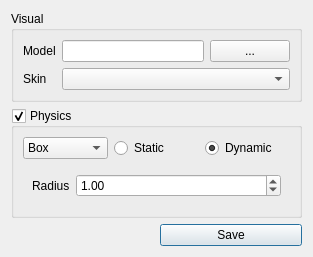
The window that src/wte/ui/ModelledActorDialog.ui (spiricn/Wt) describes before a commit, drawn with Qt 5.
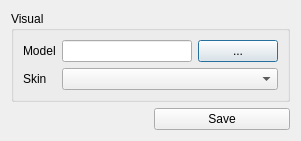
The same window after the commit. Custom widgets are drawn as their Qt base class.

Commit message: Collider actor implemented; proper region serialization added; physics desc dialog implemented & separated from modelled actor creation

Patch:
```diff
--- a/src/wte/ui/ModelledActorDialog.ui
+++ b/src/wte/ui/ModelledActorDialog.ui
@@ -6,21 +6,14 @@
    <rect>
     <x>0</x>
     <y>0</y>
-    <width>313</width>
-    <height>251</height>
+    <width>301</width>
+    <height>129</height>
    </rect>
   </property>
   <property name="windowTitle">
    <string>Dialog</string>
   </property>
   <layout class="QGridLayout" name="gridLayout_2">
-   <item row="3" column="1">
-    <widget class="QPushButton" name="pushButton">
-     <property name="text">
-      <string>Save</string>
-     </property>
-    </widget>
-   </item>
    <item row="0" column="0" colspan="2">
     <widget class="QGroupBox" name="groupBox_2">
      <property name="title">
@@ -57,125 +50,15 @@
      </layout>
     </widget>
    </item>
-   <item row="1" column="0" colspan="2">
-    <widget class="QGroupBox" name="physicsGroup">
-     <property name="title">
-      <string>Physics</string>
+   <item row="2" column="1">
+    <widget class="QPushButton" name="pushButton">
+     <property name="text">
+      <string>Save</string>
      </property>
-     <property name="checkable">
-      <bool>true</bool>
-     </property>
-     <layout class="QGridLayout" name="gridLayout_3">
-      <item row="0" column="2">
-       <widget class="QRadioButton" name="isStatic">
-        <property name="text">
-         <string>Static</string>
-        </property>
-        <property name="checked">
-         <bool>false</bool>
-        </property>
-       </widget>
-      </item>
-      <item row="0" column="1">
-       <widget class="QComboBox" name="geometry">
-        <item>
-         <property name="text">
-          <string>Box</string>
-         </property>
-        </item>
-        <item>
-         <property name="text">
-          <string>Sphere</string>
-         </property>
-        </item>
-        <item>
-         <property name="text">
-          <string>Mesh</string>
-         </property>
-        </item>
-       </widget>
-      </item>
-      <item row="0" column="3">
-       <widget class="QRadioButton" name="isDynamic">
-        <property name="text">
-         <string>Dynamic</string>
-        </property>
-        <property name="checked">
-         <bool>true</bool>
-        </property>
-       </widget>
-      </item>
-      <item row="1" column="1" colspan="3">
-       <widget class="QStackedWidget" name="stackedWidget">
-        <property name="currentIndex">
-         <number>1</number>
-        </property>
-        <widget class="QWidget" name="box">
-         <layout class="QHBoxLayout" name="horizontalLayout_2">
-          <item>
-           <widget class="QLabel" name="label_3">
-            <property name="text">
-             <string>Extents</string>
-            </property>
-           </widget>
-          </item>
-          <item>
-           <widget class="VecEditWidget" name="boxExtents" native="true">
-            <layout class="QGridLayout" name="gridLayout_5"/>
-           </widget>
-          </item>
-         </layout>
-        </widget>
-        <widget class="QWidget" name="sphere">
-         <layout class="QFormLayout" name="formLayout_2">
-          <item row="0" column="0">
-           <widget class="QLabel" name="label">
-            <property name="text">
-             <string>Radius</string>
-            </property>
-           </widget>
-          </item>
-          <item row="0" column="1">
-           <widget class="QDoubleSpinBox" name="sphereRadius">
-            <property name="singleStep">
-             <double>0.100000000000000</double>
-            </property>
-            <property name="value">
-             <double>1.000000000000000</double>
-            </property>
-           </widget>
-          </item>
-         </layout>
-        </widget>
-        <widget class="QWidget" name="mesh">
-         <layout class="QGridLayout" name="gridLayout">
-          <item row="0" column="0">
-           <widget class="QLabel" name="label_2">
-            <property name="text">
-             <string>Mesh</string>
-            </property>
-           </widget>
-          </item>
-         </layout>
-        </widget>
-       </widget>
-      </item>
-     </layout>
     </widget>
    </item>
   </layout>
  </widget>
- <customwidgets>
-  <customwidget>
-   <class>VecEditWidget</class>
-   <extends>QWidget</extends>
-   <header>veceditwidget.h</header>
-   <container>1</container>
-   <slots>
-    <signal>valueChanged()</signal>
-   </slots>
-  </customwidget>
- </customwidgets>
  <resources/>
  <connections>
   <connection>
```
Left out of the diff: 16 changed lines with no effect on the pictures. The commit also changes 37 other files.
